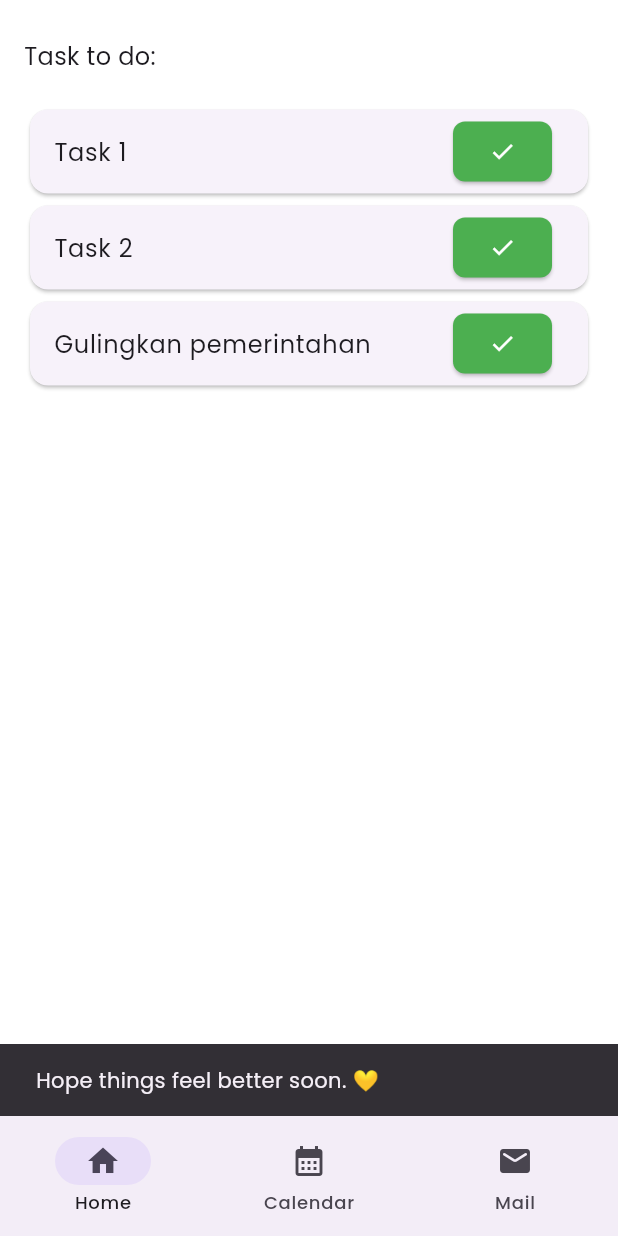
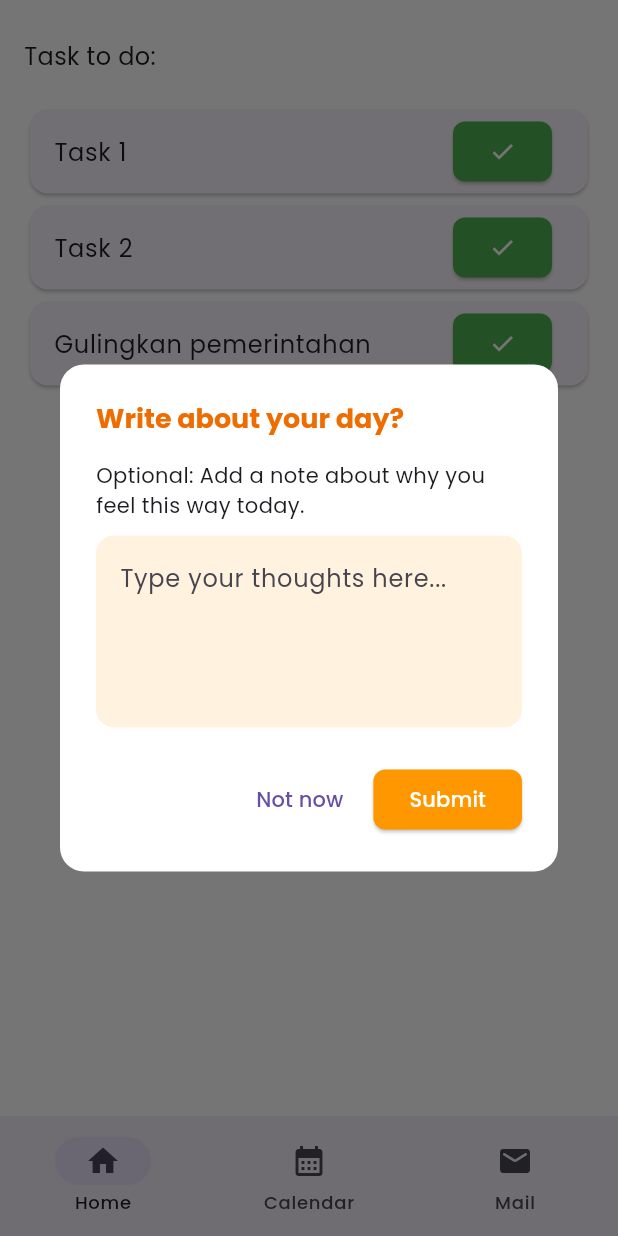
Before and after one commit to AndrewSebastianH/thesis-frontend, a Flutter app: the HomePage screen opened by its route, after a tap on an icon or button, on a phone screen of 412 x 824 dp. Run offline on Flutter 3.47's test engine with Material 3 defaults, Android fonts, the phone set to English and light mode, and no system bars; our stand-ins replace flutter_dotenv, flutter_otp_text_field, go_router, google_fonts, shared_preferences, table_calendar; accounts and stored records are empty.

Commit message:
feat: added second dialog for mood log submission

```diff
--- a/thesis_frontend/lib/screens/main/home_page.dart
+++ b/thesis_frontend/lib/screens/main/home_page.dart
@@ -105,18 +105,11 @@ class _HomePageState extends State<HomePage> {
     final currentDate = "${now.year}-${now.month}-${now.day}";
     await prefs.setString('lastMoodScreenDate', currentDate);
 
-    if (!mounted) return; // Dart-approved guard
+    if (!mounted) return;
 
-    ScaffoldMessenger.of(safeScaffoldContext).showSnackBar(
-      SnackBar(
-        content: Text(switch (mood) {
-          "sad" => "Hope things feel better soon. 💛",
-          "neutral" => "Thanks for checking in! 💪",
-          "happy" => "Good to hear! 💖",
-          _ => "Submitted Mood: $mood",
-        }),
-      ),
-    );
+    await Future.delayed(const Duration(milliseconds: 300)); // smooth UX
+
+    _showDetailInputDialog(mood);
   }
 
   // Future<void> _submitMood(String mood) async {
@@ -149,6 +142,104 @@ class _HomePageState extends State<HomePage> {
   //     ).showSnackBar(const SnackBar(content: Text("Failed to submit mood")));
   //   }
   // }
+
+  void _showDetailInputDialog(String mood) {
+    final TextEditingController _detailController = TextEditingController();
+
+    showDialog(
+      context: context,
+      barrierDismissible: false,
+      builder: (context) {
+        return AlertDialog(
+          backgroundColor: Colors.white,
+          shape: RoundedRectangleBorder(
+            borderRadius: BorderRadius.circular(16),
+          ),
+          title: Text(
+            "Write about your day?",
+            style: TextStyle(
+              fontWeight: FontWeight.bold,
+              fontSize: 18,
+              color: Colors.orange[800],
+            ),
+          ),
+          content: Column(
+            mainAxisSize: MainAxisSize.min,
+            children: [
+              const Text(
+                "Optional: Add a note about why you feel this way today.",
+                style: TextStyle(fontSize: 14),
+              ),
+              const SizedBox(height: 10),
+              TextField(
+                controller: _detailController,
+                maxLines: 4,
+                decoration: InputDecoration(
+                  hintText: "Type your thoughts here...",
+                  filled: true,
+                  fillColor: Colors.orange[50],
+                  border: OutlineInputBorder(
+                    borderRadius: BorderRadius.circular(12),
+                    borderSide: BorderSide.none,
+                  ),
+                ),
+              ),
+            ],
+          ),
+          actions: [
+            TextButton(
+              onPressed: () {
+                Navigator.pop(context);
+                _finalizeMoodSubmission(mood, ''); // empty note
+              },
+              child: const Text("Not now"),
+            ),
+            ElevatedButton(
+              onPressed: () {
+                Navigator.pop(context);
+                _finalizeMoodSubmission(mood, _detailController.text.trim());
+              },
+              style: ElevatedButton.styleFrom(
+                backgroundColor: Colors.orange,
+                shape: RoundedRectangleBorder(
+                  borderRadius: BorderRadius.circular(8),
+                ),
+              ),
+              child: const Text(
+                "Submit",
+                style: TextStyle(color: Colors.white),
+              ),
+            ),
+          ],
+        );
+      },
+    );
+  }
+
+  Future<void> _finalizeMoodSubmission(String mood, String detail) async {
+    final prefs = await SharedPreferences.getInstance();
+    final now = DateTime.now();
+    final currentDate = "${now.year}-${now.month}-${now.day}";
+
+    await prefs.setString('lastMoodScreenDate', currentDate);
+
+    // TODO: Send this to backend later
+    print("Mood submitted: $mood");
+    print("Detail: $detail");
+
+    if (!mounted) return;
+
+    ScaffoldMessenger.of(safeScaffoldContext).showSnackBar(
+      SnackBar(
+        content: Text(switch (mood) {
+          "sad" => "Hope things feel better soon. 💛",
+          "neutral" => "Thanks for checking in! 💪",
+          "happy" => "Good to hear! 💖",
+          _ => "Mood submitted.",
+        }),
+      ),
+    );
+  }
 
   void completeTask(int index) {
     if (!mounted) return;
```
